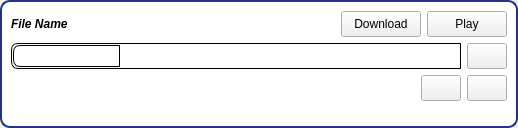
Above: retroshare-gui/src/gui/feeds/SubFileItem.ui from RetroShare/RetroShare before the change. Below: the same form after it.
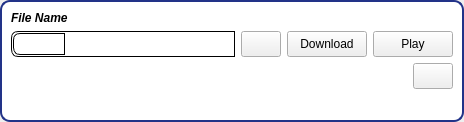
That is the form after the change. Icons and pictures are not drawn.

Commit message: Little improvements with QFont::PreferAntialias for the Labels in ChannelMsgItem/SubFileItem. Added to display the file size after the filename on SubFileItem.

Patch:
```diff
--- a/retroshare-gui/src/gui/feeds/SubFileItem.ui
+++ b/retroshare-gui/src/gui/feeds/SubFileItem.ui
@@ -6,8 +6,8 @@
    <rect>
     <x>0</x>
     <y>0</y>
-    <width>518</width>
-    <height>128</height>
+    <width>464</width>
+    <height>122</height>
    </rect>
   </property>
   <property name="sizePolicy">
@@ -77,6 +77,7 @@
             <weight>75</weight>
             <italic>true</italic>
             <bold>true</bold>
+            <stylestrategy>PreferAntialias</stylestrategy>
            </font>
           </property>
           <property name="text">
@@ -87,58 +88,6 @@
           </property>
          </widget>
         </item>
-        <item>
-         <widget class="QPushButton" name="downloadButton">
-          <property name="sizePolicy">
-           <sizepolicy hsizetype="Fixed" vsizetype="Fixed">
-            <horstretch>0</horstretch>
-            <verstretch>0</verstretch>
-           </sizepolicy>
-          </property>
-          <property name="minimumSize">
-           <size>
-            <width>0</width>
-            <height>26</height>
-           </size>
-          </property>
-          <property name="toolTip">
-           <string>Download File</string>
-          </property>
-          <property name="text">
-           <string>Download</string>
-          </property>
-          <property name="icon">
-           <iconset resource="../images.qrc">
-            <normaloff>:/images/download.png</normaloff>:/images/download.png</iconset>
-          </property>
-         </widget>
-        </item>
-        <item>
-         <widget class="QPushButton" name="playButton">
-          <property name="sizePolicy">
-           <sizepolicy hsizetype="Fixed" vsizetype="Fixed">
-            <horstretch>0</horstretch>
-            <verstretch>0</verstretch>
-           </sizepolicy>
-          </property>
-          <property name="minimumSize">
-           <size>
-            <width>0</width>
-            <height>26</height>
-           </size>
-          </property>
-          <property name="toolTip">
-           <string>Play File</string>
-          </property>
-          <property name="text">
-           <string>Play</string>
-          </property>
-          <property name="icon">
-           <iconset resource="../images.qrc">
-            <normaloff>:/images/player_play.png</normaloff>:/images/player_play.png</iconset>
-          </property>
-         </widget>
-        </item>
        </layout>
       </item>
       <item row="1" column="0">
@@ -220,6 +169,58 @@
           </property>
          </widget>
         </item>
+        <item>
+         <widget class="QPushButton" name="downloadButton">
+          <property name="sizePolicy">
+           <sizepolicy hsizetype="Fixed" vsizetype="Fixed">
+            <horstretch>0</horstretch>
+            <verstretch>0</verstretch>
+           </sizepolicy>
+          </property>
+          <property name="minimumSize">
+           <size>
+            <width>0</width>
+            <height>26</height>
+           </size>
+          </property>
+          <property name="toolTip">
+           <string>Download File</string>
+          </property>
+          <property name="text">
+           <string>Download</string>
+          </property>
+          <property name="icon">
+           <iconset resource="../images.qrc">
+            <normaloff>:/images/download.png</normaloff>:/images/download.png</iconset>
+          </property>
+         </widget>
+        </item>
+        <item>
+         <widget class="QPushButton" name="playButton">
+          <property name="sizePolicy">
+           <sizepolicy hsizetype="Fixed" vsizetype="Fixed">
+            <horstretch>0</horstretch>
+            <verstretch>0</verstretch>
+           </sizepolicy>
+          </property>
+          <property name="minimumSize">
+           <size>
+            <width>0</width>
+            <height>26</height>
+           </size>
+          </property>
+          <property name="toolTip">
+           <string>Play File</string>
+          </property>
+          <property name="text">
+           <string>Play</string>
+          </property>
+          <property name="icon">
+           <iconset resource="../images.qrc">
+            <normaloff>:/images/player_play.png</normaloff>:/images/player_play.png</iconset>
+          </property>
+         </widget>
+        </item>
        </layout>
       </item>
       <item row="2" column="0">
@@ -241,32 +242,6 @@
          </spacer>
         </item>
         <item row="0" column="1">
-         <widget class="QPushButton" name="expandButton">
-          <property name="sizePolicy">
-           <sizepolicy hsizetype="Fixed" vsizetype="Fixed">
-            <horstretch>0</horstretch>
-            <verstretch>0</verstretch>
-           </sizepolicy>
-          </property>
-          <property name="minimumSize">
-           <size>
-            <width>0</width>
-            <height>26</height>
-           </size>
-          </property>
-          <property name="toolTip">
-           <string>Expand</string>
-          </property>
-          <property name="text">
-           <string/>
-          </property>
-          <property name="icon">
-           <iconset resource="../images.qrc">
-            <normaloff>:/images/textedit/zoomin.png</normaloff>:/images/textedit/zoomin.png</iconset>
-          </property>
-         </widget>
-        </item>
-        <item row="0" column="2">
          <widget class="QPushButton" name="saveButton">
           <property name="sizePolicy">
            <sizepolicy hsizetype="Fixed" vsizetype="Fixed">
@@ -302,7 +277,7 @@
         <property name="sizeHint" stdset="0">
          <size>
           <width>20</width>
-          <height>40</height>
+          <height>20</height>
          </size>
         </property>
        </spacer>
```
The commit also changes 2 other files.
